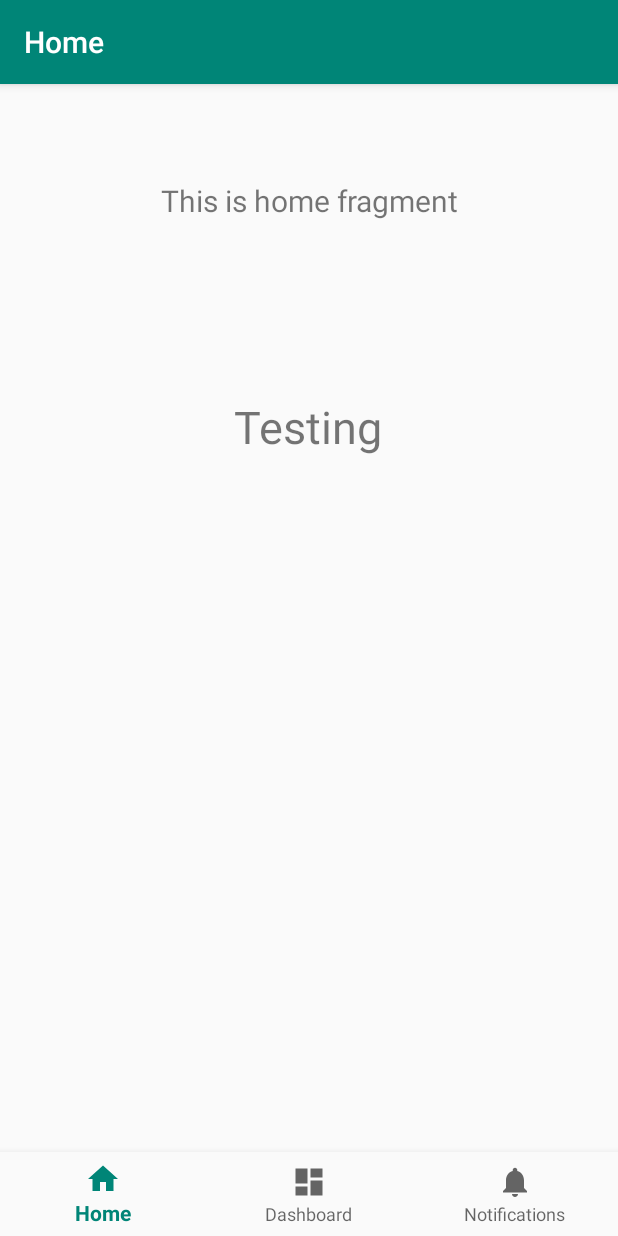
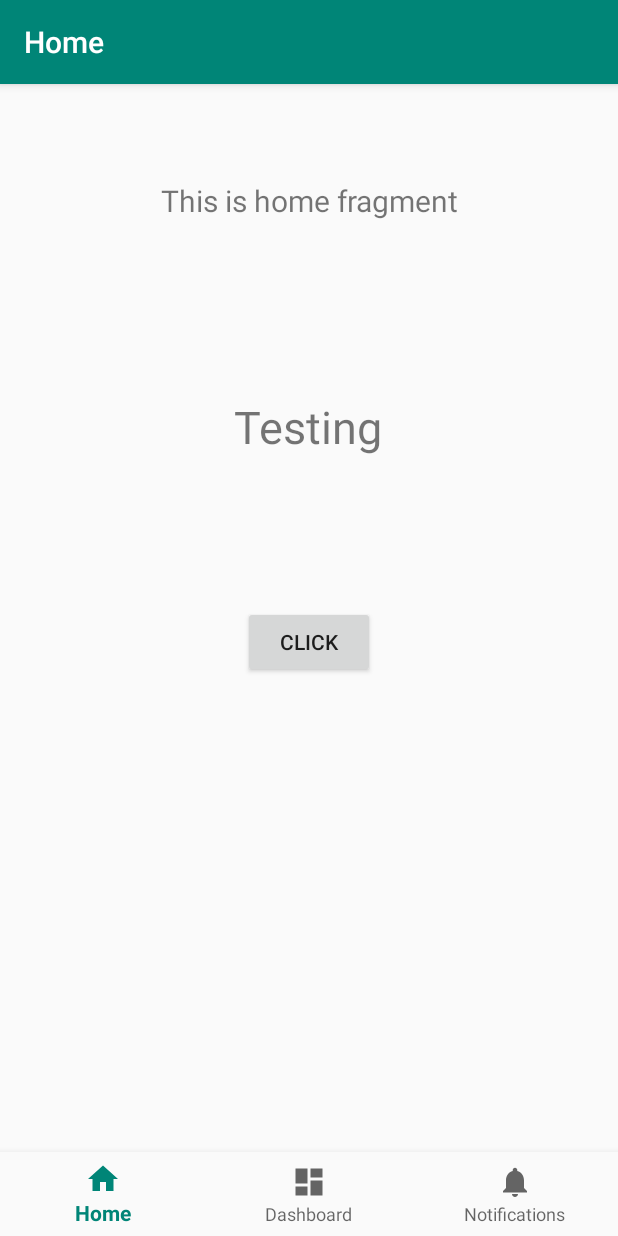
Before and after one commit to jianghao-py/Health-Balancer, an Android app: the screen it shows after launch (MainActivity), on a phone screen of 412 x 824 dp. Run offline under Robolectric (Android 15) with nearby library versions, the phone set to English and light mode, and no system bars; our stand-ins replace navigation-ui.

Commit message:
add a Button and set click to change textView

```diff
--- a/app/src/main/java/com/example/comp3004project/MainActivity.java
+++ b/app/src/main/java/com/example/comp3004project/MainActivity.java
@@ -1,6 +1,8 @@
 package com.example.comp3004project;
 
 import android.os.Bundle;
+import android.view.View;
+import android.widget.TextView;
 
 import com.google.android.material.bottomnavigation.BottomNavigationView;
 
@@ -11,6 +13,14 @@ import androidx.navigation.ui.AppBarConfiguration;
 import androidx.navigation.ui.NavigationUI;
 
 public class MainActivity extends AppCompatActivity {
+
+
+    public void clickButton(View view){
+        TextView textView = (TextView) findViewById(R.id.textView);
+        textView.setText("Test successful");
+
+
+    }
 
     @Override
     protected void onCreate(Bundle savedInstanceState) {
--- a/app/src/main/res/layout/activity_main.xml
+++ b/app/src/main/res/layout/activity_main.xml
@@ -43,4 +43,21 @@
         app:layout_constraintStart_toStartOf="parent"
         app:layout_constraintTop_toTopOf="@+id/nav_host_fragment" />
 
+    <androidx.constraintlayout.widget.Guideline
+        android:id="@+id/guideline"
+        android:layout_width="wrap_content"
+        android:layout_height="wrap_content"
+        android:orientation="horizontal"
+        app:layout_constraintGuide_begin="292dp" />
+
+    <Button
+        android:id="@+id/button"
+        android:layout_width="wrap_content"
+        android:layout_height="wrap_content"
+        android:onClick="clickButton"
+        android:text="@string/button1"
+        app:layout_constraintEnd_toEndOf="parent"
+        app:layout_constraintStart_toStartOf="parent"
+        app:layout_constraintTop_toTopOf="@+id/guideline" />
+
 </androidx.constraintlayout.widget.ConstraintLayout>
--- a/app/src/main/res/values/strings.xml
+++ b/app/src/main/res/values/strings.xml
@@ -4,4 +4,5 @@
     <string name="title_dashboard">Dashboard</string>
     <string name="title_notifications">Notifications</string>
     <string name="textView1">Testing</string>
+    <string name="button1">Click</string>
 </resources>
```
